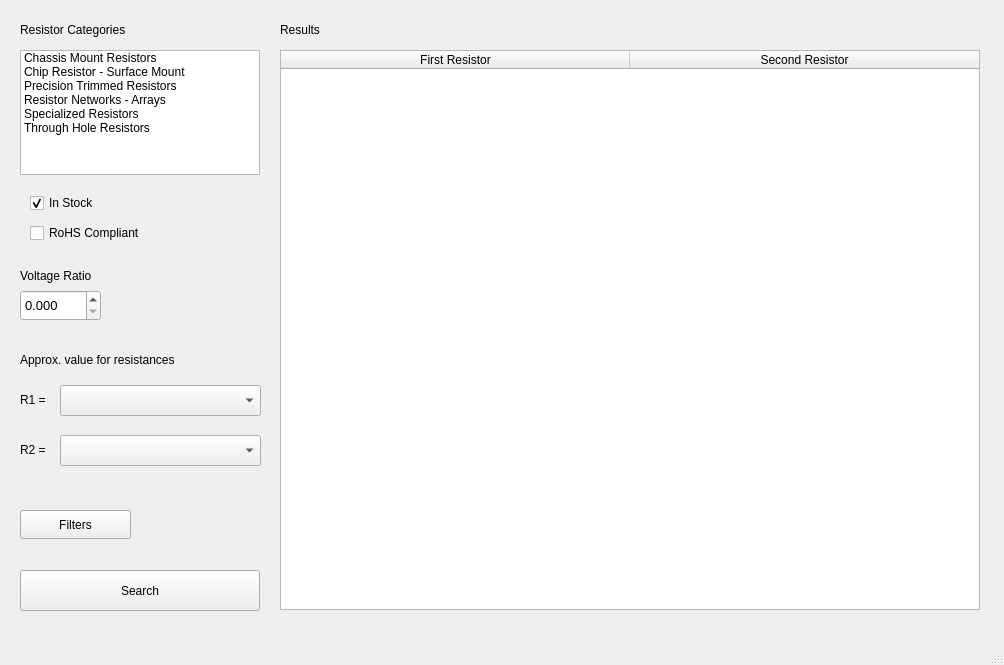
Qt form mainwindow.ui (kagandikmen/Pick-a-Res) before a commit.
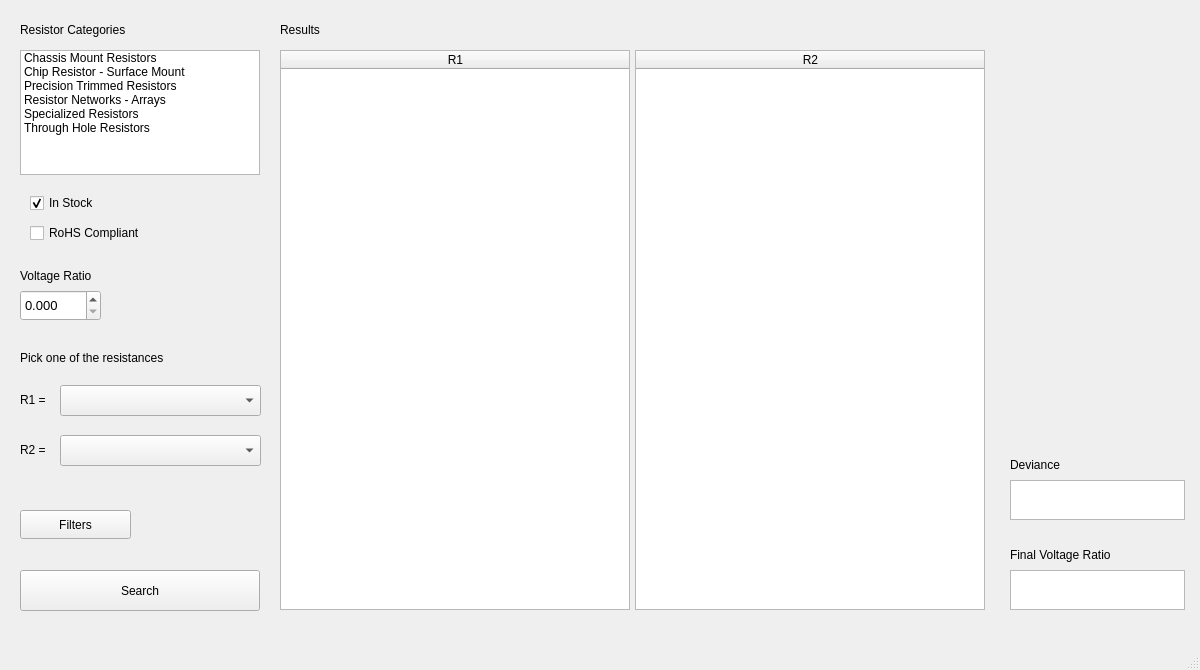
The same form after that commit.

Commit message: add table display logic + extend gui

The edit to the form file:
```diff
--- a/mainwindow.ui
+++ b/mainwindow.ui
@@ -6,8 +6,8 @@
    <rect>
     <x>0</x>
     <y>0</y>
-    <width>1004</width>
-    <height>665</height>
+    <width>1200</width>
+    <height>670</height>
    </rect>
   </property>
   <property name="windowTitle">
@@ -133,12 +133,12 @@
      <rect>
       <x>20</x>
       <y>350</y>
-      <width>201</width>
-      <height>20</height>
+      <width>241</width>
+      <height>16</height>
      </rect>
     </property>
     <property name="text">
-     <string>Approx. value for resistances</string>
+     <string>Pick one of the resistances</string>
     </property>
    </widget>
    <widget class="QCheckBox" name="rohsCompliantCheckBox">
@@ -201,7 +201,7 @@
      <rect>
       <x>280</x>
       <y>50</y>
-      <width>700</width>
+      <width>350</width>
       <height>560</height>
      </rect>
     </property>
@@ -228,12 +228,7 @@
     </attribute>
     <column>
      <property name="text">
-      <string>First Resistor</string>
-     </property>
-    </column>
-    <column>
-     <property name="text">
-      <string>Second Resistor</string>
+      <string>R1</string>
      </property>
     </column>
    </widget>
@@ -283,6 +278,124 @@
      </rect>
     </property>
    </widget>
+   <widget class="QTableWidget" name="R2_Table">
+    <property name="enabled">
+     <bool>true</bool>
+    </property>
+    <property name="geometry">
+     <rect>
+      <x>635</x>
+      <y>50</y>
+      <width>350</width>
+      <height>560</height>
+     </rect>
+    </property>
+    <property name="sizeAdjustPolicy">
+     <enum>QAbstractScrollArea::AdjustIgnored</enum>
+    </property>
+    <property name="showGrid">
+     <bool>true</bool>
+    </property>
+    <property name="gridStyle">
+     <enum>Qt::SolidLine</enum>
+    </property>
+    <attribute name="horizontalHeaderVisible">
+     <bool>true</bool>
+    </attribute>
+    <attribute name="horizontalHeaderCascadingSectionResizes">
+     <bool>false</bool>
+    </attribute>
+    <attribute name="horizontalHeaderMinimumSectionSize">
+     <number>43</number>
+    </attribute>
+    <attribute name="horizontalHeaderDefaultSectionSize">
+     <number>349</number>
+    </attribute>
+    <column>
+     <property name="text">
+      <string>R2</string>
+     </property>
+    </column>
+   </widget>
+   <widget class="QPlainTextEdit" name="finalVoltageRatioBox">
+    <property name="geometry">
+     <rect>
+      <x>1010</x>
+      <y>570</y>
+      <width>175</width>
+      <height>40</height>
+     </rect>
+    </property>
+    <property name="layoutDirection">
+     <enum>Qt::LeftToRight</enum>
+    </property>
+    <property name="verticalScrollBarPolicy">
+     <enum>Qt::ScrollBarAlwaysOff</enum>
+    </property>
+    <property name="horizontalScrollBarPolicy">
+     <enum>Qt::ScrollBarAlwaysOff</enum>
+    </property>
+    <property name="sizeAdjustPolicy">
+     <enum>QAbstractScrollArea::AdjustIgnored</enum>
+    </property>
+    <property name="textInteractionFlags">
+     <set>Qt::TextSelectableByKeyboard|Qt::TextSelectableByMouse</set>
+    </property>
+   </widget>
+   <widget class="QPlainTextEdit" name="devianceBox">
+    <property name="geometry">
+     <rect>
+      <x>1010</x>
+      <y>480</y>
+      <width>175</width>
+      <height>40</height>
+     </rect>
+    </property>
+    <property name="layoutDirection">
+     <enum>Qt::LeftToRight</enum>
+    </property>
+    <property name="verticalScrollBarPolicy">
+     <enum>Qt::ScrollBarAlwaysOff</enum>
+    </property>
+    <property name="horizontalScrollBarPolicy">
+     <enum>Qt::ScrollBarAlwaysOff</enum>
+    </property>
+    <property name="sizeAdjustPolicy">
+     <enum>QAbstractScrollArea::AdjustToContents</enum>
+    </property>
+    <property name="textInteractionFlags">
+     <set>Qt::TextSelectableByKeyboard|Qt::TextSelectableByMouse</set>
+    </property>
+   </widget>
+   <widget class="QLabel" name="devianceLabel">
+    <property name="geometry">
+     <rect>
+      <x>1010</x>
+      <y>455</y>
+      <width>140</width>
+      <height>20</height>
+     </rect>
+    </property>
+    <property name="text">
+     <string>Deviance</string>
+    </property>
+   </widget>
+   <widget class="QLabel" name="finalVoltageRatioLabel">
+    <property name="geometry">
+     <rect>
+      <x>1010</x>
+      <y>545</y>
+      <width>140</width>
+      <height>20</height>
+     </rect>
+    </property>
+    <property name="text">
+     <string>Final Voltage Ratio</string>
+    </property>
+    <property name="alignment">
+     <set>Qt::AlignLeading|Qt::AlignLeft|Qt::AlignVCenter</set>
+    </property>
+   </widget>
   </widget>
   <widget class="QMenuBar" name="menubar">
    <property name="geometry">
```
Left out of the diff: 8 changed lines with no effect on the pictures. The commit also changes 3 other files.
